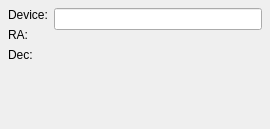
Qt form kstars/tools/argsettargetcoordindi.ui (KDE/kstars) before a commit.
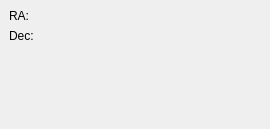
The same form after that commit. Custom widgets are drawn as their Qt base class.

The edit to the form file:
```diff
--- a/kstars/tools/argsettargetcoordindi.ui
+++ b/kstars/tools/argsettargetcoordindi.ui
@@ -14,7 +14,7 @@
   </property>
   <layout class="QVBoxLayout" >
    <property name="margin" >
-    <number>8</number>
+    <number>9</number>
    </property>
    <property name="spacing" >
     <number>6</number>
@@ -35,13 +35,6 @@
        <property name="spacing" >
         <number>6</number>
        </property>
-       <item>
-        <widget class="QLabel" name="textLabel1_3" >
-         <property name="text" >
-          <string>Device:</string>
-         </property>
-        </widget>
-       </item>
        <item>
         <widget class="QLabel" name="textLabel1" >
          <property name="text" >
@@ -66,9 +59,6 @@
        <property name="spacing" >
         <number>6</number>
        </property>
-       <item>
-        <widget class="QLineEdit" name="deviceName" />
-       </item>
        <item>
         <widget class="dmsBox" name="RABox" />
        </item>
@@ -100,13 +90,6 @@
  <layoutdefault spacing="6" margin="11" />
  <pixmapfunction></pixmapfunction>
  <customwidgets>
-  <customwidget>
-   <class>dmsBox</class>
-   <extends>KLineEdit</extends>
-   <header>widgets/dmsbox.h</header>
-   <container>0</container>
-   <pixmap></pixmap>
-  </customwidget>
   <customwidget>
    <class>KLineEdit</class>
    <extends></extends>
@@ -114,6 +97,13 @@
    <container>0</container>
    <pixmap></pixmap>
   </customwidget>
+  <customwidget>
+   <class>dmsBox</class>
+   <extends>KLineEdit</extends>
+   <header>widgets/dmsbox.h</header>
+   <container>0</container>
+   <pixmap></pixmap>
+  </customwidget>
  </customwidgets>
  <resources/>
  <connections/>
```
